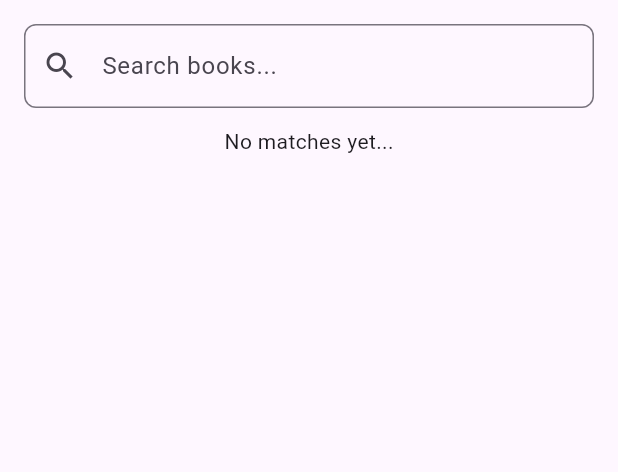
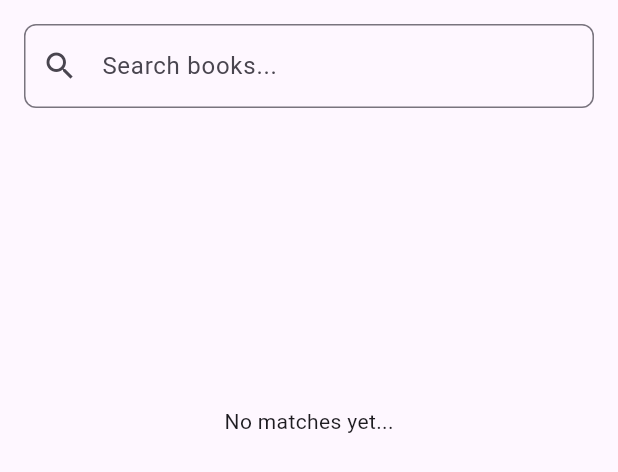
Before and after one commit to Duplic8e/bookMatch, a Flutter app: the SearchOverlay widget shown alone on an empty page, opened directly, on a phone screen of 412 x 824 dp. Shown: the top 472 px of the screen. Run offline on Flutter 3.47's test engine with Material 3 defaults, Android fonts, the phone set to English and light mode, and no system bars; our stand-ins replace cloud_firestore, equatable, firebase_auth, firebase_core, flutter_riverpod, go_router and 3 more; missing offline and left inert: syncfusion_flutter_pdfviewer; accounts and stored records are empty.

Commit message:
Improved search overlay UX

```diff
--- a/lib/features/search/screens/search_overlay.dart
+++ b/lib/features/search/screens/search_overlay.dart
@@ -37,10 +37,11 @@ class _SearchOverlayState extends ConsumerState<SearchOverlay> {
 
     return Padding(
       padding: MediaQuery.of(context).viewInsets,
+      child: SizedBox(
+        height: MediaQuery.of(context).size.height * 0.6, // Fixed height (~60% screen)
         child: Padding(
           padding: const EdgeInsets.all(16.0),
           child: Column(
-          mainAxisSize: MainAxisSize.min,
             children: [
               TextField(
                 controller: _controller,
@@ -74,17 +75,18 @@ class _SearchOverlayState extends ConsumerState<SearchOverlay> {
                 ),
                 const SizedBox(height: 12),
               ],
-            resultsAsync.when(
+              Expanded( // Make search results scrollable inside fixed height
+                child: resultsAsync.when(
                   data: (results) {
                     final topResults = results.take(5).toList();
                     if (topResults.isEmpty) {
-                  return const Text('No matches yet...');
+                      return const Center(child: Text('No matches yet...'));
                     }
-                return Column(
+                    return ListView(
                       children: [
                         ...topResults.map((sb) => ListTile(
                           title: Text(sb.book.title),
-                      subtitle: Text(sb.book.author),
+                          subtitle: Text(sb.book.authors.join(', ')),
                           onTap: () {
                             ref.read(recentSearchesProvider.notifier).addSearch(_controller.text);
                             Navigator.pop(context);
@@ -104,16 +106,19 @@ class _SearchOverlayState extends ConsumerState<SearchOverlay> {
                             );
                           },
                           child: const Text('See all results'),
-                    )
+                        ),
                       ],
                     );
                   },
-              loading: () => const CircularProgressIndicator(),
-              error: (e, _) => Text('Error: $e'),
+                  loading: () => const Center(child: CircularProgressIndicator()),
+                  error: (e, _) => Center(child: Text('Error: $e')),
+                ),
               ),
             ],
           ),
         ),
+      ),
     );
+
   }
 }
```
Also changed, not shown: lib/features/books/presentation/screens/book_details_screen.dart (+23 -2 lines). Lines whose indentation alone changed are shown as unchanged.
